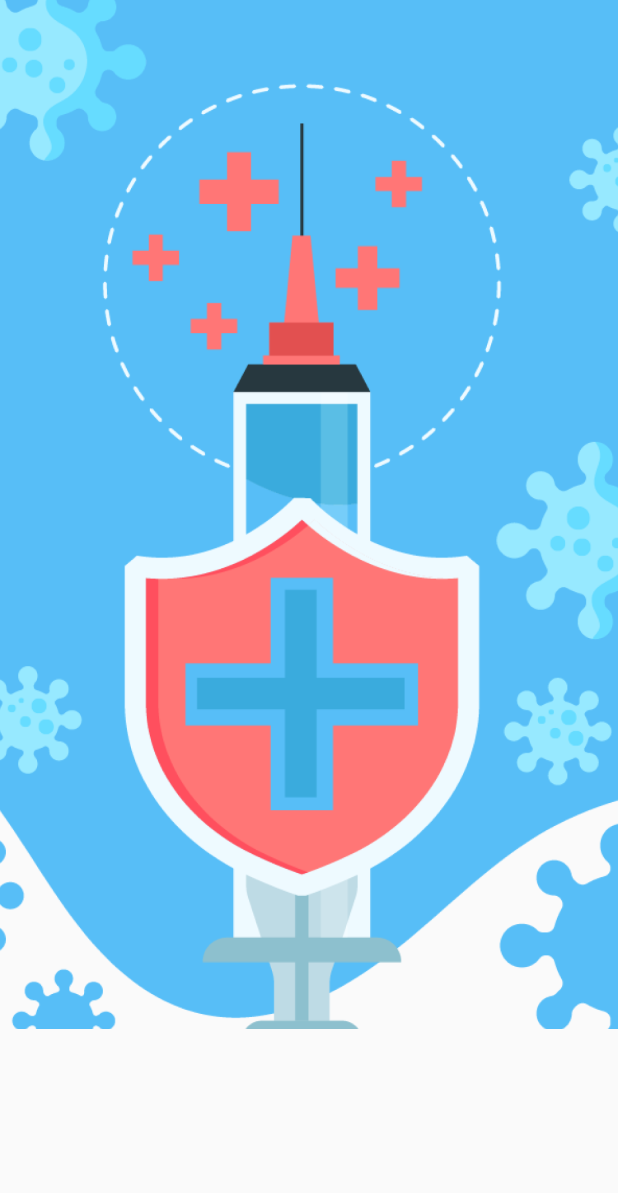
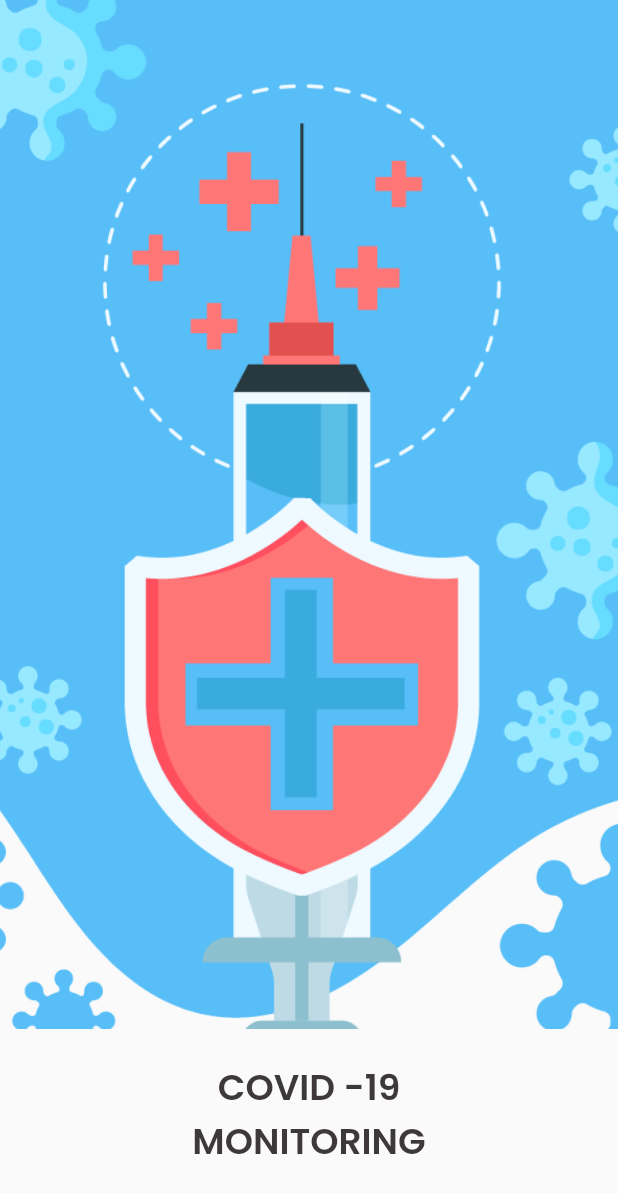
Before and after one commit to fahadhafizdev/covid_app, a Flutter app: the screen it shows after launch, on a phone screen of 412 x 824 dp. Shown: the top 1193 px of the screen. Run offline on Flutter 3.47's test engine with Material 2 defaults, Android fonts, the light colour scheme and no system bars; our stand-ins replace google_fonts.

Commit message:
Update splash_page.dart

```diff
--- a/lib/ui/page/splash_page.dart
+++ b/lib/ui/page/splash_page.dart
@@ -1,4 +1,5 @@
 import 'package:flutter/material.dart';
+import 'package:covid_app/shared/theme.dart';
 
 class SplashPage extends StatelessWidget {
   @override
@@ -17,7 +18,16 @@ class SplashPage extends StatelessWidget {
             ),
           ),
           Container(
+            margin: EdgeInsets.only(bottom: 45),
             alignment: Alignment.bottomCenter,
+            child: Text(
+              'COVID -19\nMONITORING',
+              textAlign: TextAlign.center,
+              style: blackTextStyle.copyWith(
+                fontWeight: semiBold,
+                fontSize: 24,
+              ),
+            ),
           ),
         ],
       ),
```
